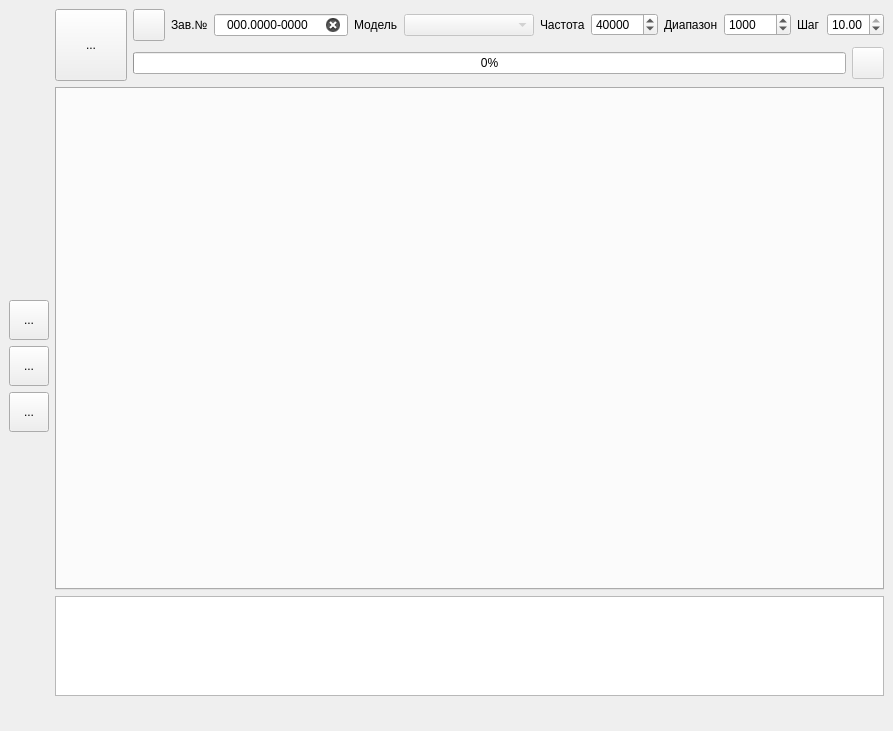
Qt form usonicapp/forms/mainwindow.ui (Kneshal/usonicApp) before a commit.
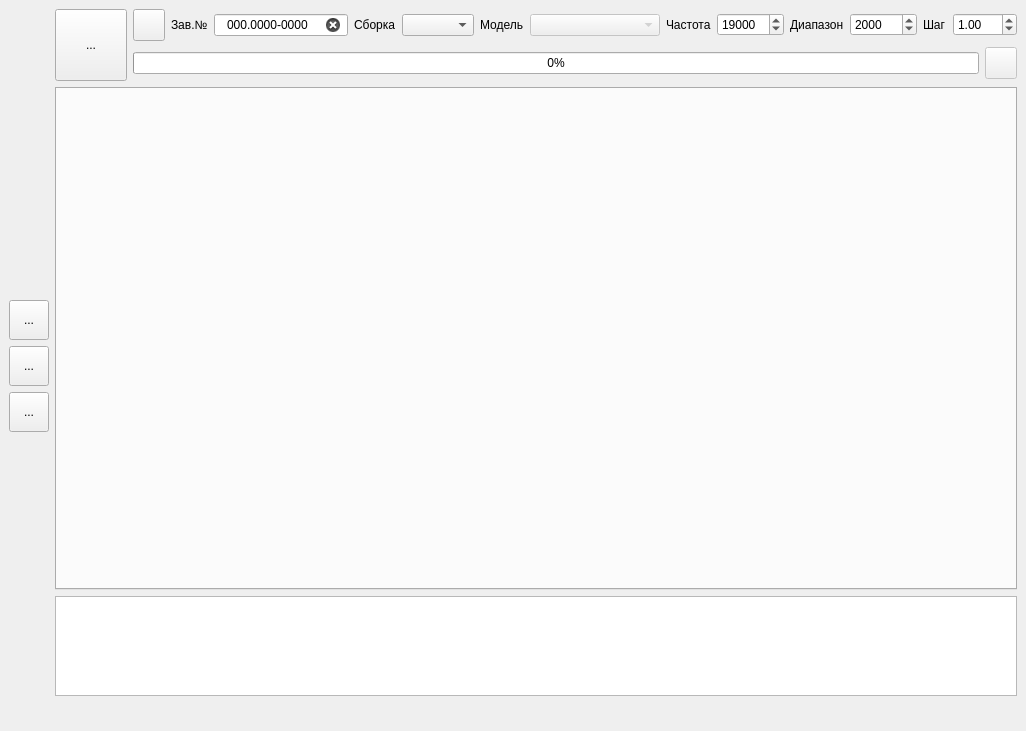
The same form after that commit. Icons and pictures are not drawn.

Commit message: Add stat calc, composition, synchronization

The edit to the form file:
```diff
--- a/usonicapp/forms/mainwindow.ui
+++ b/usonicapp/forms/mainwindow.ui
@@ -6,12 +6,12 @@
    <rect>
     <x>0</x>
     <y>0</y>
-    <width>874</width>
+    <width>1003</width>
     <height>731</height>
    </rect>
   </property>
   <property name="sizePolicy">
-   <sizepolicy hsizetype="Preferred" vsizetype="Preferred">
+   <sizepolicy hsizetype="Fixed" vsizetype="Preferred">
     <horstretch>0</horstretch>
     <verstretch>0</verstretch>
    </sizepolicy>
@@ -271,6 +271,16 @@
               </property>
              </widget>
             </item>
+            <item>
+             <widget class="QLabel" name="label_6">
+              <property name="text">
+               <string>Сборка</string>
+              </property>
+             </widget>
+            </item>
+            <item>
+             <widget class="QComboBox" name="composition_combobox"/>
+            </item>
             <item>
              <widget class="QLabel" name="label_2">
               <property name="text">
@@ -313,7 +323,7 @@
                <number>100</number>
               </property>
               <property name="value">
-               <number>40000</number>
+               <number>19000</number>
               </property>
              </widget>
             </item>
@@ -339,7 +349,7 @@
                <number>100</number>
               </property>
               <property name="value">
-               <number>1000</number>
+               <number>2000</number>
               </property>
              </widget>
             </item>
@@ -356,13 +366,13 @@
                <double>0.010000000000000</double>
               </property>
               <property name="maximum">
-               <double>10.000000000000000</double>
+               <double>100.000000000000000</double>
               </property>
               <property name="singleStep">
                <double>0.010000000000000</double>
               </property>
               <property name="value">
-               <double>10.000000000000000</double>
+               <double>1.000000000000000</double>
               </property>
              </widget>
             </item>
```
Left out of the diff: 6 changed lines with no effect on the pictures. The commit also changes 15 other files.
